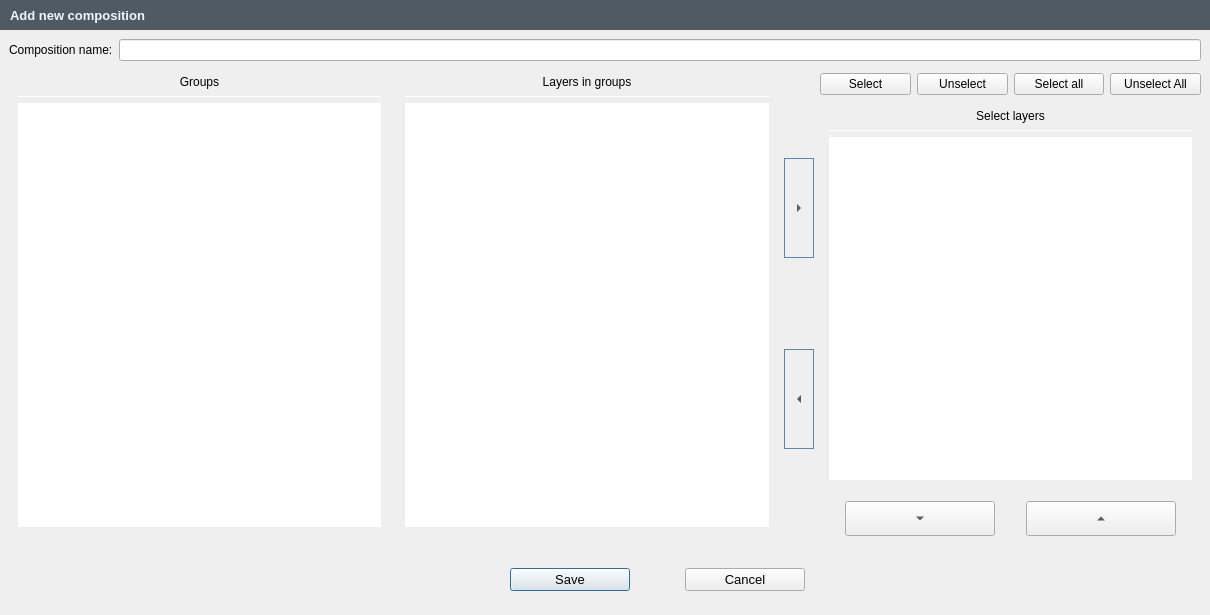
Qt form Kompozycje/nowa_kompozycja.ui (GIAPspzoo/GIAP_PolaMap_lite) before a commit.
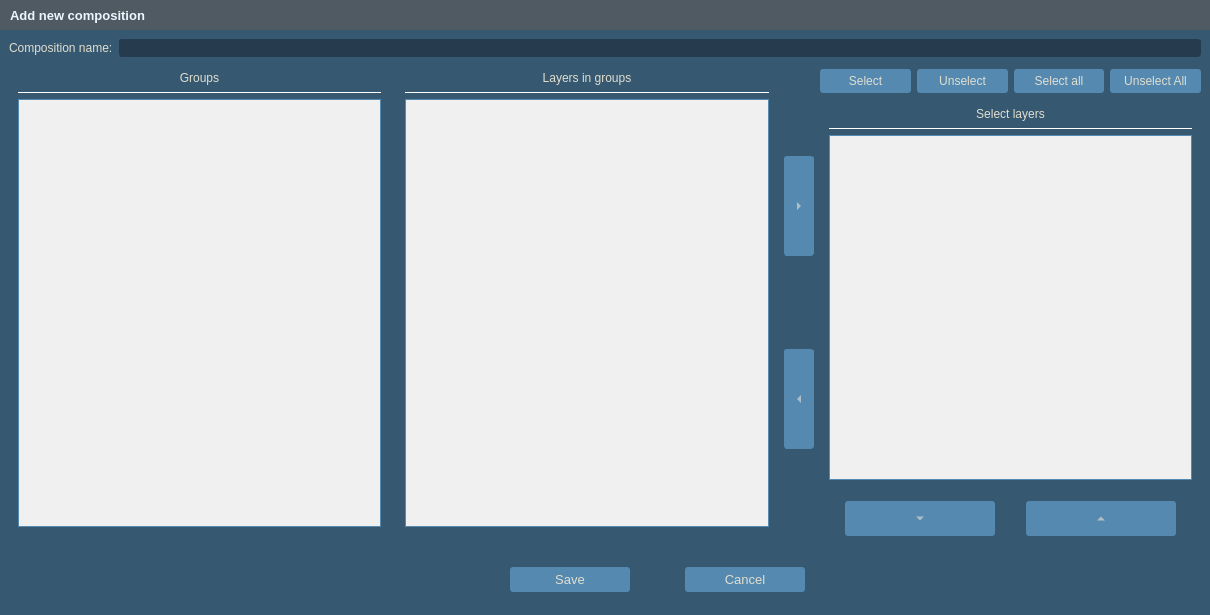
The same form after that commit. Icons and pictures are not drawn.

What changed in the file:
```diff
--- a/Kompozycje/nowa_kompozycja.ui
+++ b/Kompozycje/nowa_kompozycja.ui
@@ -45,7 +45,421 @@
     <normaloff>:/plugins/GIAP-giap_layout/icons/giap_logo.png</normaloff>:/plugins/GIAP-giap_layout/icons/giap_logo.png</iconset>
   </property>
   <property name="styleSheet">
-   <string notr="true"/>
+   <string notr="true">* {
+background-color: #365871;
+color:#E0DECF;
+font: 10pt &quot;Segoe UI&quot;;
+}
+QLabel{
+font: 10pt &quot;Segoe UI&quot;;
+color:#E0DECF;
+height: 35px;
+}
+QCheckBox::indicator {
+  width: 13px;
+    height: 13px;
+border: 0px solid #E0DECF;
+}
+QCheckBox::indicator:checked {
+ image: url(:/plugins/GIAP-PolaMap/icons/checked.png);
+  width: 13px;
+    height: 13px;
+}
+QCheckBox::indicator:unchecked {
+ image: url(:/plugins/GIAP-PolaMap/icons/unchecked.png);
+  width: 13px;
+    height: 13px;
+}
+
+QScrollBar:horizontal {
+    height: 15px;
+}
+QScrollBar::handle:horizontal {
+    background: #5589B0;
+    border-radius: 5px;
+    width: 10px;
+    margin: 2px 0 2px 0;
+}
+QScrollBar::add-line:horizontal, QScrollBar::sub-line:horizontal  {
+    border: 1px solid transparent;
+    background: transparent;
+    width: 12px;
+}
+ QScrollBar:vertical {
+     width: 15px;
+ }
+ QScrollBar::handle:vertical {
+     background: #5589B0;
+     height: 10px;
+     border-radius: 5px;
+         margin: 0px 2px 0px 2px;
+ }
+ QScrollBar::add-line:vertical{
+    border: 1px solid transparent;
+     background: transparent;
+     height: 12px;
+ }
+
+ QScrollBar::sub-line:vertical {
+      border: 1px solid transparent;
+     background: transparent;
+     height: 12px;
+ }
+
+QAbstractScrollArea::corner {
+ border: 1px solid transparent;
+width: 0px; 
+height: 0px;
+}
+
+QPushButton {
+padding: 5px;
+}
+
+QLineEdit, QTextEdit{
+border: 1px solid;
+border-radius:3px;
+border-color: #263c4e;
+background-color: #263c4e;
+}
+
+QLineEdit:focus{
+border: solid;
+border-style: solid;
+border-width: 1px;
+border-color: #E0DECF;
+}
+
+QPushButton {
+border: none;
+border-width: 1px;
+border-radius:3px;
+background-color: #5589B0;
+}
+QPushButton:checked {
+background-color: #5589B0;
+border: solid;
+border-width: 1px;
+border-color: #5589B0;
+}
+
+QPushButton:pressed {
+background-color: #5589B0;
+border: solid;
+border-width: 1px;
+border-color:#5589B0;
+}
+QPushButton:hover {
+background-color: #5589B0;
+border-radius: 3px;
+border: solid;
+border-style: solid;
+border-width: 1px;
+border-color: #E0DECF;
+}
+
+QToolButton {
+border: none;
+border-width: 1px;
+border-radius:3px;
+background-color: #5589B0;
+}
+
+QToolButton:checked {
+background-color: #5589B0;
+border: solid;
+border-width: 1px;
+border-color: #5589B0;
+}
+QToolButton:hover {
+background-color: #5589B0;
+border-radius: 3px;
+border: solid;
+border-style: solid;
+border-width: 1px;
+border-color: #E0DECF;
+}
+
+
+QToolButton:pressed {
+background-color: #5589B0;
+border: solid;
+border-width: 1px;
+border-color:#5589B0;
+}
+
+QToolButton::menu, QToolButton::menu-button {
+background-color: #263C4E;
+border: solid;
+border-width: 1px;
+border-color: #5589B0;
+}
+
+QMenu::item:selected {
+background-color:  #5589B0;
+}
+
+QComboBox QListView{
+selection-background-color:  #5589B0;
+    color: #E0DECF;
+     padding: 2px;
+}
+
+QComboBox:editable {
+border: 0px solid #5589B0;
+border-radius: 3px;
+background-color: #263c4e;
+padding: 0px 0px 0px 3px;
+}
+
+QComboBox:editable:focus{
+border: solid;
+border-style: solid;
+border-width: 1px;
+border-color: #E0DECF;
+}
+
+QComboBox:!editable {
+border: 0px solid #5589B0;
+border-radius: 3px;
+background-color: #263c4e;
+padding:0px 3px 0px 3px;
+}
+
+QComboBox:!editable:on {
+background-color: #263c4e;
+border: solid;
+border-width: 1px;
+border-color: #365871;
+padding:0px 5px 0px 3px;
+}
+
+QComboBox::drop-down {
+border-left: solid;
+border-width: 0px;
+background-color: #263c4e;
+border-radius: 3px;
+}
+QComboBox::drop-down:editable:on {
+background-color:#263c4e;
+border: solid;
+border-width: 1px;
+border-color: #263c4e;
+}
+
+QComboBox::drop-down:!editable:on {
+background-color: #263c4e;
+}
+
+QComboBox::down-arrow {
+        image:  url(:/plugins/GIAP-PolaMap/icons/branch-open.png);
+    width: 18px;
+    height: 28px;
+}
+
+QComboBox::down-arrow:hover, QComboBox::down-arrow:pressed{
+border: solid;
+border-width: 0px;
+border-color: #E0DECF;
+border-radius: 3px;
+margin:0px 3px 0px -1px;
+}
+
+QToolTip {
+color:white;
+	font: 9pt &quot;Segoe UI&quot;;
+font-weight: normal;
+border-style: double;
+border: 0.1rem;
+border-radius: 0.3rem;
+background-color:#4F5A63;
+}
+
+Line {
+color: qlineargradient(spread:pad, x1:0, y1:1, x2:0, y2:0, stop:0 rgba(65, 97, 124, 255), stop:1 rgba(90, 135, 172, 255));
+}
+
+QTabBar::tab {
+border-top-left-radius: 3px;
+border-top-right-radius: 3px;
+padding:1px 0px 1px 0px;
+margin-top: 2px;
+color: #E0DECF;
+font-weight: 550;
+}
+
+QTabBar::tab:selected {
+border: 0rem solid;
+border-color:#5589B0;
+margin-bottom: 2px;
+border-bottom: 2px solid #E0DECF;
+font-weight: 650;
+color: #E0DECF;
+}
+QTabBar::tab:hover {
+border: 0rem solid;
+background: transparent;
+margin-bottom: 2px;
+border-bottom: 2px solid #E0DECF;
+font-weight: 650;
+}
+
+QTabBar::tab:!selected {
+border: 0rem solid;
+background: transparent;
+margin-bottom: 2px;
+border-bottom: 2px solid transparent;
+font-weight: 550;
+color: #B3B2A6;
+}
+QTabBar::tab:!selected:hover {
+border: 0rem solid;
+background: transparent;
+margin-bottom: 2px;
+border-bottom: 2px solid #E0DECF;
+font-weight: 550;
+color: #B3B2A6;
+}
+
+QTabBar::tab:last:!selected {
+margin-right: 1px;
+}
+
+QTabWidget::pane {
+border-top:1px solid #B3B2A6;
+border-bottom: 0px solid #B3B2A6;
+}
+
+QTabWidget::tab-bar {
+left: 5px;
+right: 5px;
+}
+
+QTreeView {
+    border: 0rem solid;
+    border-color: #5589B0;
+    margin: 0.2rem;
+   show-decoration-selected: 1;
+}
+
+QTreeView::item,
+QTreeView::branch {
+    color: black;
+     padding:2px;
+}
+
+QTreeView:branch:hover,
+QTreeView:item:hover
+{
+    background-color: #5589B0;
+    color: white;
+}
+
+QTreeView:branch:selected,
+QTreeView:item:selected
+{
+    background-color: #5589B0;
+    color: white;
+}
+
+QTreeView::branch:has-children:!has-siblings:closed,
+QTreeView::branch:closed:has-children:has-siblings {
+        border-image: none;
+        image: url(:/plugins/GIAP-PolaMap/icons/branch-closed.png);
+}
+
+QTreeView::branch:open:has-children:!has-siblings,
+QTreeView::branch:open:has-children:has-siblings  {
+        border-image: none;
+        image:  url(:/plugins/GIAP-PolaMap/icons/branch-open.png);
+}
+
+QProgressBar {
+    border: 0.2rem solid #365871;
+    background-color: #365871;
+    border-radius: 0.3rem;
+    text-align: center;
+    color: white;
+}
+
+QProgressBar::chunk {
+    background-color: #5589B0;
+}
+QSpinBox, QDoubleSpinBox,
+QSpinBox:editable,
+QSpinBox:hover,
+QSpinBox:pressed,
+QDoubleSpinBox:editable,
+QDoubleSpinBox:hover,
+QDoubleSpinBox:pressed {
+    border: 0.1rem solid;
+    border-radius: 0.3rem;
+    border-color: #263c4e;
+background-color: #263c4e;
+}
+QSpinBox:focus, QDoubleSpinBox:focus {
+border-style: solid;
+border-width: 0rem;
+border-color: #E0DECF;
+}
+QSpinBox:disabled, QDoubleSpinBox:disabled {
+  border: none;
+  border-bottom: 0.1rem solid #263c4e;
+  border-radius: 0;
+  background: #263c4e;
+  color: #000000;
+}
+QSpinBox::up-button, QDoubleSpinBox::up-button{
+  subcontrol-origin: border;
+  subcontrol-position: top right;
+  border: 0rem solid white;
+  border-radius: 3;
+  background: #263c4e;
+}
+QSpinBox::down-button, QDoubleSpinBox::down-button {
+  subcontrol-origin: border;
+  subcontrol-position: bottom right;
+  border: 0rem solid white;
+  border-radius: 3;
+  background: #263c4e;
+}
+QSpinBox::down-button:hover, QDoubleSpinBox::down-button:hover, QSpinBox::up-button:hover, QDoubleSpinBox::up-button:hover {
+border: solid;
+border-width: 0.1rem;
+border-color: #E0DECF;
+}
+QSpinBox::up-arrow,QDoubleSpinBox::up-arrow {
+  image: url(:/plugins/GIAP-PolaMap/icons/spinup.png);
+    width: 18px;
+    height: 18px;
+}
+QSpinBox::up-arrow:disabled,
+QSpinBox::up-arrow:off {
+  image: none;
+}
+QSpinBox::down-arrow, QDoubleSpinBox::down-arrow {
+  image: url(:/plugins/GIAP-PolaMap/icons/spindown.png);
+    width: 18px;
+    height: 18px;
+}
+QSpinBox::down-arrow:disabled,
+QSpinBox::down-arrow:off,
+ QDoubleSpinBox::down-arrow:disabled,
+QDoubleSpinBox::down-arrow:off{
+  image: none;
+}
+
+QTableView {
+border:1px solid #2A4457;
+color:white;
+selection-background-color: #6FB1E3;
+ selection-color: white;
+}
+QTableView::item:selected {
+color:white;
+selection-background-color: #6FB1E3;
+selection-color: white;
+}</string>
   </property>
   <property name="locale">
    <locale language="English" country="UnitedKingdom"/>
@@ -256,18 +670,36 @@
          <item>
           <widget class="QListView" name="warstwy_w_grupie_table">
            <property name="styleSheet">
-            <string notr="true">QListView {
-	border: 0;
-	color: #0A0C0D;
-}
-
-QScrollBar:horizontal {
-	border: None;
-}
-
-QScrollBar:vertical{
-	border: None;
-}</string>
+            <string notr="true">QTableView, QListView
+        {
+			background-color: rgb(240, 240, 240);
+            gridline-color:#4F5A63;
+            color: #263c4e;
+			alternate-background-color:  rgb(240, 240, 240);
+			alternate-color: #263c4e;
+            border: 1px solid #5589B0;
+        }
+QTableView::item, QListView::item
+        {
+            color: #263c4e;
+        }
+QTableView::item:hover, QListView::item:hover
+        {
+            color: white;
+            background: #5589B0;
+            selection-background-color: #5589B0;
+        }
+QTableView::item:focus, QListView::item:focus
+        {
+            color: white;
+            background: #263B4E;
+        }
+QTableView::item:selected, QListView::item:selected
+        {
+            color: white;
+            background-color: #5589B0;
+        }
+</string>
            </property>
            <property name="editTriggers">
             <set>QAbstractItemView::NoEditTriggers</set>
@@ -340,18 +772,36 @@
          <item>
           <widget class="QListView" name="warstwy_table">
            <property name="styleSheet">
-            <string notr="true">QListView {
-	border: 0;
-	color: #0A0C0D;
-}
-
-QScrollBar:horizontal {
-	border: None;
-}
-
-QScrollBar:vertical{
-	border: None;
-}</string>
+            <string notr="true">QTableView, QListView
+        {
+			background-color: rgb(240, 240, 240);
+            gridline-color:#4F5A63;
+            color: #263c4e;
+			alternate-background-color:  rgb(240, 240, 240);
+			alternate-color: #263c4e;
+            border: 1px solid #5589B0;
+        }
+QTableView::item, QListView::item
+        {
+            color: #263c4e;
+        }
+QTableView::item:hover, QListView::item:hover
+        {
+            color: white;
+            background: #5589B0;
+            selection-background-color: #5589B0;
+        }
+QTableView::item:focus, QListView::item:focus
+        {
+            color: white;
+            background: #263B4E;
+        }
+QTableView::item:selected, QListView::item:selected
+        {
+            color: white;
+            background-color: #5589B0;
+        }
+</string>
            </property>
            <property name="editTriggers">
             <set>QAbstractItemView::NoEditTriggers</set>
@@ -472,18 +922,36 @@
          <item>
           <widget class="QListView" name="grupy_table">
            <property name="styleSheet">
-            <string notr="true">QListView {
-	border: 0px;
-	color: #0A0C0D;
-}
-
-QScrollBar:horizontal {
-	border: None;
-}
-
-QScrollBar:vertical{
-	border: None;
-}</string>
+            <string notr="true">QTableView, QListView
+        {
+			background-color: rgb(240, 240, 240);
+            gridline-color:#4F5A63;
+            color: #263c4e;
+			alternate-background-color:  rgb(240, 240, 240);
+			alternate-color: #263c4e;
+            border: 1px solid #5589B0;
+        }
+QTableView::item, QListView::item
+        {
+            color: #263c4e;
+        }
+QTableView::item:hover, QListView::item:hover
+        {
+            color: white;
+            background: #5589B0;
+            selection-background-color: #5589B0;
+        }
+QTableView::item:focus, QListView::item:focus
+        {
+            color: white;
+            background: #263B4E;
+        }
+QTableView::item:selected, QListView::item:selected
+        {
+            color: white;
+            background-color: #5589B0;
+        }
+</string>
            </property>
            <property name="editTriggers">
             <set>QAbstractItemView::NoEditTriggers</set>
@@ -593,6 +1061,9 @@
             <height>35</height>
            </size>
           </property>
+          <property name="styleSheet">
+           <string notr="true"/>
+          </property>
           <property name="text">
            <string>...</string>
           </property>
```
